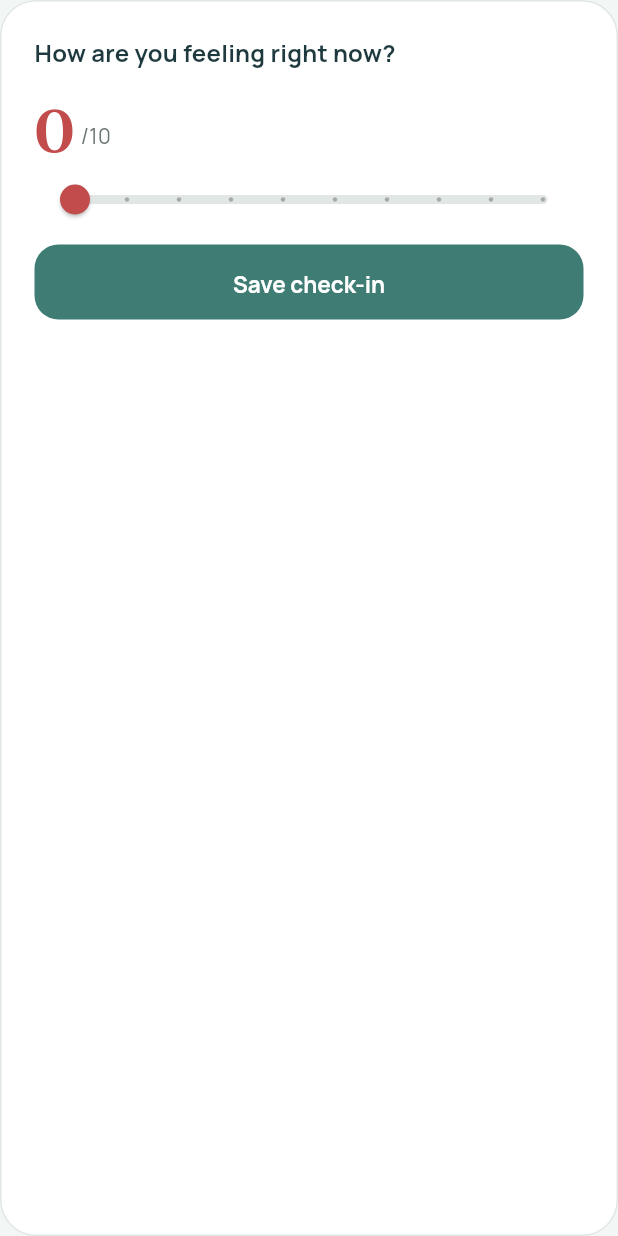
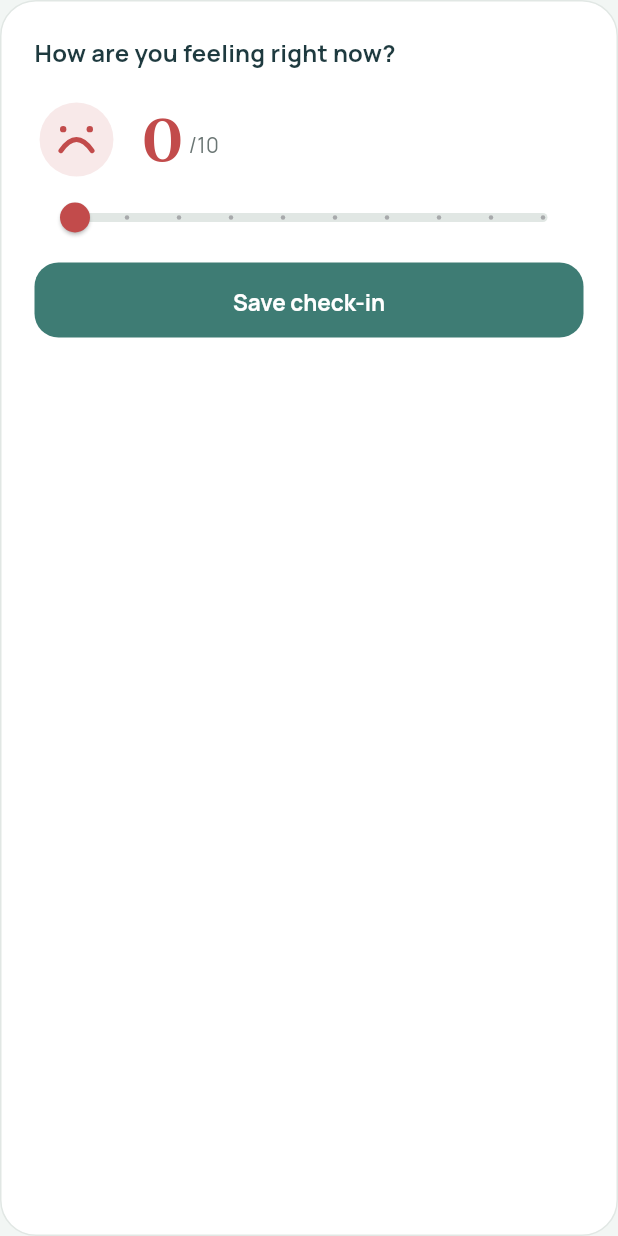
Before and after one commit to SamuelOLUWASEUN/Alongside, a Flutter app: the _CheckInCard widget shown alone on an empty page, opened directly with empty values, on a phone screen of 412 x 824 dp. Run offline on Flutter 3.47's test engine with Material 3 defaults, Android fonts, the phone set to English and light mode, and no system bars; our stand-ins replace convert, fl_chart, flutter_secure_storage, google_fonts; missing offline and left inert: pointycastle; accounts and stored records are empty; network calls fail.

Commit message:
Add mood face to check-in

```diff
--- a/frontend/lib/screens/mood_screen.dart
+++ b/frontend/lib/screens/mood_screen.dart
@@ -3,6 +3,7 @@ import 'package:flutter/material.dart';
 import 'package:intl/intl.dart';
 import '../services/api_service.dart';
 import '../theme/app_theme.dart';
+import '../widgets/mood_face.dart';
 
 class MoodScreen extends StatefulWidget {
   const MoodScreen({super.key});
@@ -44,7 +45,8 @@ class _MoodScreenState extends State<MoodScreen> {
   Future<void> _loadHistory() async {
     setState(() => _loadingHistory = true);
     try {
-      final data = await ApiService.get('/mood/history?days=14') as List<dynamic>?;
+      final data =
+          await ApiService.get('/mood/history?days=14') as List<dynamic>?;
       if (!mounted) return;
       final entries = (data ?? [])
           .map((e) => _MoodEntry(
@@ -52,7 +54,8 @@ class _MoodScreenState extends State<MoodScreen> {
                 (e['score'] as num).toDouble(),
               ))
           .toList()
-        ..sort((a, b) => a.time.compareTo(b.time)); // oldest first for the chart
+        ..sort(
+            (a, b) => a.time.compareTo(b.time)); // oldest first for the chart
       setState(() {
         _history = entries;
         _loadingHistory = false;
@@ -67,12 +70,14 @@ class _MoodScreenState extends State<MoodScreen> {
     try {
       await ApiService.post('/mood/log', {'score': _score.round()});
       if (mounted) {
-        ScaffoldMessenger.of(context).showSnackBar(const SnackBar(content: Text('Check-in saved')));
+        ScaffoldMessenger.of(context)
+            .showSnackBar(const SnackBar(content: Text('Check-in saved')));
       }
       await _loadHistory();
     } catch (e) {
       if (mounted) {
-        ScaffoldMessenger.of(context).showSnackBar(SnackBar(content: Text('Error: $e')));
+        ScaffoldMessenger.of(context)
+            .showSnackBar(SnackBar(content: Text('Error: $e')));
       }
     } finally {
       if (mounted) setState(() => _saving = false);
@@ -136,23 +141,39 @@ class _CheckInCard extends StatelessWidget {
       child: Column(
         crossAxisAlignment: CrossAxisAlignment.start,
         children: [
-          Text('How are you feeling right now?', style: Theme.of(context).textTheme.titleMedium),
+          Text('How are you feeling right now?',
+              style: Theme.of(context).textTheme.titleMedium),
           const SizedBox(height: 18),
+          Row(
+            crossAxisAlignment: CrossAxisAlignment.center,
+            children: [
+              MoodFace(score: score, size: 56),
+              const SizedBox(width: 16),
               Row(
                 crossAxisAlignment: CrossAxisAlignment.end,
                 children: [
                   Text(
                     score.round().toString(),
-                style: Theme.of(context).textTheme.displayLarge?.copyWith(color: _scoreColor()),
+                    style: Theme.of(context)
+                        .textTheme
+                        .displayLarge
+                        ?.copyWith(color: _scoreColor()),
                   ),
                   Padding(
                     padding: const EdgeInsets.only(bottom: 8, left: 4),
-                child: Text('/10', style: Theme.of(context).textTheme.bodyMedium?.copyWith(color: AppColors.mutedText)),
+                    child: Text('/10',
+                        style: Theme.of(context)
+                            .textTheme
+                            .bodyMedium
+                            ?.copyWith(color: AppColors.mutedText)),
                   ),
                   const SizedBox(width: 12),
                   Padding(
                     padding: const EdgeInsets.only(bottom: 10),
-                child: Text(label, style: Theme.of(context).textTheme.bodyMedium),
+                    child: Text(label,
+                        style: Theme.of(context).textTheme.bodyMedium),
+                  ),
+                ],
               ),
             ],
           ),
@@ -182,7 +203,8 @@ class _CheckInCard extends StatelessWidget {
                   ? const SizedBox(
                       width: 20,
                       height: 20,
-                      child: CircularProgressIndicator(strokeWidth: 2.4, color: Colors.white),
+                      child: CircularProgressIndicator(
+                          strokeWidth: 2.4, color: Colors.white),
                     )
                   : const Text('Save check-in'),
             ),
@@ -240,7 +262,8 @@ class _MoodLineChart extends StatelessWidget {
   @override
   Widget build(BuildContext context) {
     final spots = <FlSpot>[
-      for (int i = 0; i < history.length; i++) FlSpot(i.toDouble(), history[i].score),
+      for (int i = 0; i < history.length; i++)
+        FlSpot(i.toDouble(), history[i].score),
     ];
 
     return LineChart(
@@ -251,11 +274,14 @@ class _MoodLineChart extends StatelessWidget {
           show: true,
           drawVerticalLine: false,
           horizontalInterval: 2.5,
-          getDrawingHorizontalLine: (_) => FlLine(color: AppColors.line, strokeWidth: 1),
+          getDrawingHorizontalLine: (_) =>
+              FlLine(color: AppColors.line, strokeWidth: 1),
         ),
         titlesData: FlTitlesData(
-          topTitles: const AxisTitles(sideTitles: SideTitles(showTitles: false)),
-          rightTitles: const AxisTitles(sideTitles: SideTitles(showTitles: false)),
+          topTitles:
+              const AxisTitles(sideTitles: SideTitles(showTitles: false)),
+          rightTitles:
+              const AxisTitles(sideTitles: SideTitles(showTitles: false)),
           leftTitles: AxisTitles(
             sideTitles: SideTitles(
               showTitles: true,
@@ -271,10 +297,13 @@ class _MoodLineChart extends StatelessWidget {
             sideTitles: SideTitles(
               showTitles: true,
               reservedSize: 22,
-              interval: (history.length / 4).clamp(1, double.infinity).roundToDouble(),
+              interval: (history.length / 4)
+                  .clamp(1, double.infinity)
+                  .roundToDouble(),
               getTitlesWidget: (value, meta) {
                 final i = value.toInt();
-                if (i < 0 || i >= history.length) return const SizedBox.shrink();
+                if (i < 0 || i >= history.length)
+                  return const SizedBox.shrink();
                 return Padding(
                   padding: const EdgeInsets.only(top: 6),
                   child: Text(
@@ -295,13 +324,19 @@ class _MoodLineChart extends StatelessWidget {
             barWidth: 3,
             dotData: FlDotData(
               show: true,
-              getDotPainter: (spot, percent, bar, index) =>
-                  FlDotCirclePainter(radius: 3, color: AppColors.tide, strokeWidth: 2, strokeColor: AppColors.surface),
+              getDotPainter: (spot, percent, bar, index) => FlDotCirclePainter(
+                  radius: 3,
+                  color: AppColors.tide,
+                  strokeWidth: 2,
+                  strokeColor: AppColors.surface),
             ),
             belowBarData: BarAreaData(
               show: true,
               gradient: LinearGradient(
-                colors: [AppColors.tide.withOpacity(0.18), AppColors.tide.withOpacity(0.0)],
+                colors: [
+                  AppColors.tide.withOpacity(0.18),
+                  AppColors.tide.withOpacity(0.0)
+                ],
                 begin: Alignment.topCenter,
                 end: Alignment.bottomCenter,
               ),
--- a/frontend/lib/screens/today_screen.dart
+++ b/frontend/lib/screens/today_screen.dart
@@ -3,6 +3,7 @@ import '../services/api_service.dart';
 import '../theme/app_theme.dart';
 import '../widgets/arc_motif.dart';
 import '../widgets/centered_page.dart';
+import '../widgets/mood_face.dart';
 
 /// The new landing screen after login - a warm overview instead of dropping
 /// straight into an empty chat. Ties together a greeting, today's mood (or
@@ -54,11 +55,13 @@ class _TodayScreenState extends State<TodayScreen> {
       await ApiService.post('/mood/log', {'score': _quickScore.round()});
       widget.onMoodLogged();
       if (mounted) {
-        ScaffoldMessenger.of(context).showSnackBar(const SnackBar(content: Text('Check-in saved')));
+        ScaffoldMessenger.of(context)
+            .showSnackBar(const SnackBar(content: Text('Check-in saved')));
       }
     } catch (e) {
       if (mounted) {
-        ScaffoldMessenger.of(context).showSnackBar(SnackBar(content: Text('Error: $e')));
+        ScaffoldMessenger.of(context)
+            .showSnackBar(SnackBar(content: Text('Error: $e')));
       }
     } finally {
       if (mounted) setState(() => _logging = false);
@@ -79,15 +82,18 @@ class _TodayScreenState extends State<TodayScreen> {
                 child: Column(
                   crossAxisAlignment: CrossAxisAlignment.start,
                   children: [
-                    Text(_greeting(), style: Theme.of(context).textTheme.displayMedium),
+                    Text(_greeting(),
+                        style: Theme.of(context).textTheme.displayMedium),
                     const SizedBox(height: 2),
-                    Text("Here's your space for today.", style: Theme.of(context).textTheme.labelSmall),
+                    Text("Here's your space for today.",
+                        style: Theme.of(context).textTheme.labelSmall),
                   ],
                 ),
               ),
               if (widget.streak >= 2)
                 Container(
-                  padding: const EdgeInsets.symmetric(horizontal: 12, vertical: 7),
+                  padding:
+                      const EdgeInsets.symmetric(horizontal: 12, vertical: 7),
                   decoration: BoxDecoration(
                     color: AppColors.tideLight,
                     borderRadius: BorderRadius.circular(20),
@@ -99,7 +105,10 @@ class _TodayScreenState extends State<TodayScreen> {
                       const SizedBox(width: 5),
                       Text(
                         '${widget.streak}-day streak',
-                        style: TextStyle(color: AppColors.tide, fontSize: 12, fontWeight: FontWeight.w700),
+                        style: TextStyle(
+                            color: AppColors.tide,
+                            fontSize: 12,
+                            fontWeight: FontWeight.w700),
                       ),
                     ],
                   ),
@@ -123,21 +132,38 @@ class _TodayScreenState extends State<TodayScreen> {
                     ? Column(
                         crossAxisAlignment: CrossAxisAlignment.start,
                         children: [
-                          Text("Today's check-in", style: Theme.of(context).textTheme.titleMedium),
+                          Text("Today's check-in",
+                              style: Theme.of(context).textTheme.titleMedium),
                           const SizedBox(height: 10),
+                          Row(
+                            crossAxisAlignment: CrossAxisAlignment.center,
+                            children: [
+                              MoodFace(
+                                  score: widget.latestMoodScore!, size: 48),
+                              const SizedBox(width: 14),
                               Row(
                                 crossAxisAlignment: CrossAxisAlignment.end,
                                 children: [
                                   Text(
                                     widget.latestMoodScore!.toStringAsFixed(0),
-                                style: Theme.of(context).textTheme.displayLarge?.copyWith(color: AppColors.tide),
+                                    style: Theme.of(context)
+                                        .textTheme
+                                        .displayLarge
+                                        ?.copyWith(color: AppColors.tide),
                                   ),
                                   Padding(
-                                padding: const EdgeInsets.only(bottom: 8, left: 4),
+                                    padding: const EdgeInsets.only(
+                                        bottom: 8, left: 4),
                                     child: Text(
                                       '/10',
-                                  style: Theme.of(context).textTheme.bodyMedium?.copyWith(color: AppColors.mutedText),
+                                      style: Theme.of(context)
+                                          .textTheme
+                                          .bodyMedium
+                                          ?.copyWith(
+                                              color: AppColors.mutedText),
                                     ),
+                                  ),
+                                ],
                               ),
                             ],
                           ),
@@ -150,7 +176,17 @@ class _TodayScreenState extends State<TodayScreen> {
                     : Column(
                         crossAxisAlignment: CrossAxisAlignment.start,
                         children: [
-                          Text('How are you feeling right now?', style: Theme.of(context).textTheme.titleMedium),
+                          Row(
+                            children: [
+                              Expanded(
+                                child: Text('How are you feeling right now?',
+                                    style: Theme.of(context)
+                                        .textTheme
+                                        .titleMedium),
+                              ),
+                              MoodFace(score: _quickScore, size: 40),
+                            ],
+                          ),
                           const SizedBox(height: 10),
                           Slider(
                             value: _quickScore,
@@ -169,7 +205,8 @@ class _TodayScreenState extends State<TodayScreen> {
                                   ? const SizedBox(
                                       width: 18,
                                       height: 18,
-                                      child: CircularProgressIndicator(strokeWidth: 2, color: Colors.white),
+                                      child: CircularProgressIndicator(
+                                          strokeWidth: 2, color: Colors.white),
                                     )
                                   : const Text('Save check-in'),
                             ),
@@ -194,16 +231,23 @@ class _TodayScreenState extends State<TodayScreen> {
                       child: Column(
                         crossAxisAlignment: CrossAxisAlignment.start,
                         children: [
-                          Text('Talk to your coach', style: Theme.of(context).textTheme.titleMedium?.copyWith(color: Colors.white)),
+                          Text('Talk to your coach',
+                              style: Theme.of(context)
+                                  .textTheme
+                                  .titleMedium
+                                  ?.copyWith(color: Colors.white)),
                           const SizedBox(height: 3),
                           Text(
                             "Whenever you're ready, I'm here.",
-                            style: TextStyle(color: Colors.white.withOpacity(0.7), fontSize: 12.5),
+                            style: TextStyle(
+                                color: Colors.white.withOpacity(0.7),
+                                fontSize: 12.5),
                           ),
                         ],
                       ),
                     ),
-                    const Icon(Icons.arrow_forward_rounded, color: Colors.white70),
+                    const Icon(Icons.arrow_forward_rounded,
+                        color: Colors.white70),
                   ],
                 ),
               ),
@@ -212,9 +256,17 @@ class _TodayScreenState extends State<TodayScreen> {
           const SizedBox(height: 16),
           Row(
             children: [
-              Expanded(child: _QuickAction(icon: Icons.lock_outline, label: 'Vault', onTap: () => widget.onNavigate(3))),
+              Expanded(
+                  child: _QuickAction(
+                      icon: Icons.lock_outline,
+                      label: 'Vault',
+                      onTap: () => widget.onNavigate(3))),
               const SizedBox(width: 12),
-              Expanded(child: _QuickAction(icon: Icons.insights_outlined, label: 'Mood trend', onTap: () => widget.onNavigate(2))),
+              Expanded(
+                  child: _QuickAction(
+                      icon: Icons.insights_outlined,
+                      label: 'Mood trend',
+                      onTap: () => widget.onNavigate(2))),
             ],
           ),
         ],
@@ -227,7 +279,8 @@ class _QuickAction extends StatelessWidget {
   final IconData icon;
   final String label;
   final VoidCallback onTap;
-  const _QuickAction({required this.icon, required this.label, required this.onTap});
+  const _QuickAction(
+      {required this.icon, required this.label, required this.onTap});
 
   @override
   Widget build(BuildContext context) {
@@ -238,7 +291,9 @@ class _QuickAction extends StatelessWidget {
         borderRadius: BorderRadius.circular(18),
         onTap: onTap,
         child: Container(
-          decoration: BoxDecoration(borderRadius: BorderRadius.circular(18), border: Border.all(color: AppColors.line)),
+          decoration: BoxDecoration(
+              borderRadius: BorderRadius.circular(18),
+              border: Border.all(color: AppColors.line)),
           padding: const EdgeInsets.symmetric(vertical: 18),
           child: Column(
             children: [
--- /dev/null
+++ b/frontend/lib/widgets/mood_face.dart
@@ -0,0 +1,80 @@
+import 'package:flutter/material.dart';
+import '../theme/app_theme.dart';
+
+/// A minimal expressive face for a mood score (1-10): two dot eyes and a
+/// single curved mouth that smoothly flips from frown to smile. Deliberately
+/// built from the same "curved line" language as the app's arc logo rather
+/// than generic emoji, which render inconsistently across platforms and
+/// would clash with the app's calmer visual tone.
+class MoodFace extends StatelessWidget {
+  final double score; // 1-10
+  final double size;
+
+  const MoodFace({super.key, required this.score, this.size = 64});
+
+  @override
+  Widget build(BuildContext context) {
+    return CustomPaint(
+      size: Size(size, size),
+      painter: _MoodFacePainter(score: score),
+    );
+  }
+}
+
+class _MoodFacePainter extends CustomPainter {
+  final double score;
+  _MoodFacePainter({required this.score});
+
+  Color _color() {
+    if (score <= 3) return AppColors.alert;
+    if (score <= 6) return AppColors.ember;
+    return AppColors.tide;
+  }
+
+  @override
+  void paint(Canvas canvas, Size size) {
+    final color = _color();
+    final center = Offset(size.width / 2, size.height / 2);
+    final strokeWidth = size.width * 0.06;
+    final radius = size.width / 2 - strokeWidth;
+
+    // Soft tinted background circle, matching the tinted-chip style used
+    // elsewhere in the app (e.g. the crisis overlay icon).
+    canvas.drawCircle(center, radius, Paint()..color = color.withOpacity(0.12));
+
+    // Eyes
+    final eyePaint = Paint()..color = color;
+    final eyeRadius = size.width * 0.038;
+    final eyeY = center.dy - radius * 0.28;
+    canvas.drawCircle(
+        Offset(center.dx - radius * 0.36, eyeY), eyeRadius, eyePaint);
+    canvas.drawCircle(
+        Offset(center.dx + radius * 0.36, eyeY), eyeRadius, eyePaint);
+
+    // Mouth: a single quadratic-bezier arc whose curvature flips from a
+    // frown (score low) through a neutral flat line (score ~5-6) to a
+    // smile (score high) - same "open arc" shape language as the logo.
+    final t = ((score - 5.5) / 4.5).clamp(-1.0, 1.0);
+    final mouthY = center.dy + radius * 0.3;
+    final mouthHalfWidth = radius * 0.42;
+    final controlOffsetY = t * radius * 0.6;
+
+    final path = Path()
+      ..moveTo(center.dx - mouthHalfWidth, mouthY)
+      ..quadraticBezierTo(center.dx, mouthY + controlOffsetY,
+          center.dx + mouthHalfWidth, mouthY);
+
+    canvas.drawPath(
+      path,
+      Paint()
+        ..color = color
+        ..style = PaintingStyle.stroke
+        ..strokeWidth = strokeWidth
+        ..strokeCap = StrokeCap.round,
+    );
+  }
+
+  @override
+  bool shouldRepaint(covariant _MoodFacePainter oldDelegate) =>
+      oldDelegate.score != score;
+}
```
Lines whose indentation alone changed are shown as unchanged.
